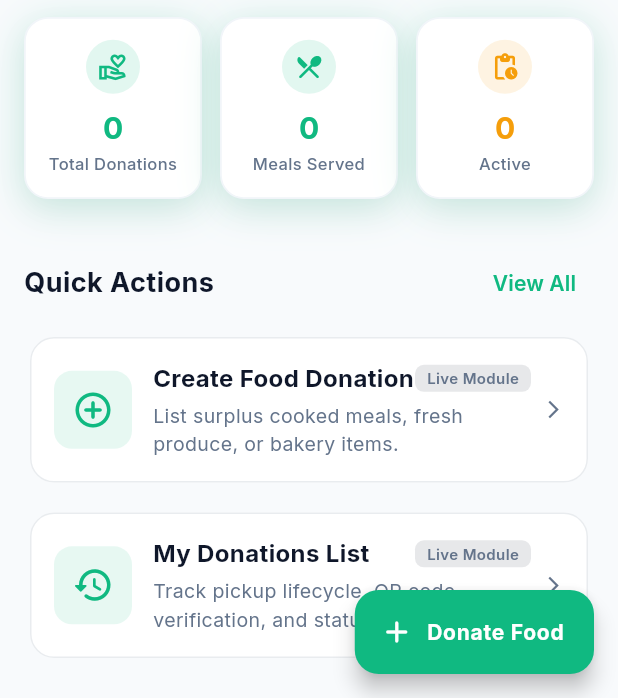
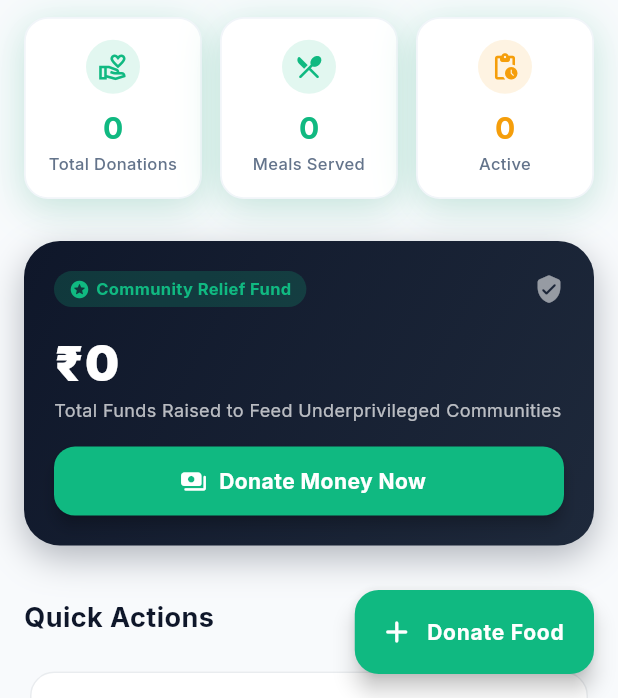
Before and after one commit to arun-2124/lifeline, a Flutter app: the DonorHomeScreen screen opened by its route, on a phone screen of 412 x 824 dp, the part 538-1236 px from its top. Run offline on Flutter 3.47's test engine with Material 3 defaults, Android fonts, the phone set to English and light mode, and no system bars; our stand-ins replace cloud_firestore, equatable, firebase_auth, firebase_core, firebase_messaging, firebase_storage and 3 more; missing offline and left inert: firebase_app_check; accounts and stored records are empty.

Commit message:
feat: add monetary donation payment workflow and overall funds raised display

```diff
--- a/mobile_app/lib/repositories/donation_repository.dart
+++ b/mobile_app/lib/repositories/donation_repository.dart
@@ -1,5 +1,6 @@
 import 'package:mobile_app/core/network/api_result.dart';
 import 'package:mobile_app/models/donation_model.dart';
+import 'package:mobile_app/models/monetary_donation_model.dart';
 
 abstract class DonationRepository {
   Future<ApiResult<DonationModel>> createDonation(DonationModel donation);
@@ -8,4 +9,6 @@ abstract class DonationRepository {
   Future<ApiResult<DonationModel>> getDonationById(String donationId);
   Future<ApiResult<DonationModel>> updateDonation(DonationModel donation);
   Future<ApiResult<void>> cancelDonation(String donationId, String reason);
+  Future<ApiResult<MonetaryDonationModel>> submitMonetaryDonation(MonetaryDonationModel donation);
+  Future<ApiResult<double>> getTotalFundsRaised();
 }
--- a/mobile_app/lib/screens/donor/donor_home_screen.dart
+++ b/mobile_app/lib/screens/donor/donor_home_screen.dart
@@ -9,6 +9,7 @@ import 'package:mobile_app/widgets/dashboard_header_widget.dart';
 import 'package:mobile_app/widgets/donation_card_widget.dart';
 import 'package:mobile_app/widgets/feature_card_widget.dart';
 import 'package:mobile_app/widgets/glass_card.dart';
+import 'package:mobile_app/widgets/monetary_donation_dialog.dart';
 import 'package:mobile_app/widgets/profile_summary_card.dart';
 import 'package:mobile_app/widgets/shimmer_skeleton.dart';
 
@@ -32,6 +33,7 @@ class _DonorHomeScreenState extends ConsumerState<DonorHomeScreen> {
     final user = ref.read(authNotifierProvider).user;
     if (user != null) {
       await ref.read(donationNotifierProvider.notifier).loadDonorDonations(user.uid);
+      await ref.read(donationNotifierProvider.notifier).loadTotalFunds();
     }
   }
 
@@ -40,6 +42,7 @@ class _DonorHomeScreenState extends ConsumerState<DonorHomeScreen> {
     final user = ref.watch(authNotifierProvider).user;
     final donationState = ref.watch(donationNotifierProvider);
     final donations = donationState.donations;
+    final totalFunds = donationState.totalFundsRaised;
 
     final activeCount = donations
         .where((d) => ['pending', 'published', 'matched', 'accepted', 'picked up']
@@ -127,6 +130,97 @@ class _DonorHomeScreenState extends ConsumerState<DonorHomeScreen> {
                               ),
                             ],
                           ),
+                          const SizedBox(height: 20),
+
+                          // 💸 Total Donated Funds Display & Cash Contribution Banner Card
+                          Container(
+                            width: double.infinity,
+                            padding: const EdgeInsets.all(20),
+                            decoration: BoxDecoration(
+                              gradient: AppColors.heroGradient,
+                              borderRadius: BorderRadius.circular(24),
+                              boxShadow: [
+                                BoxShadow(
+                                  color: AppColors.secondary.withValues(alpha: 0.3),
+                                  blurRadius: 20,
+                                  offset: const Offset(0, 8),
+                                ),
+                              ],
+                            ),
+                            child: Column(
+                              crossAxisAlignment: CrossAxisAlignment.start,
+                              children: [
+                                Row(
+                                  mainAxisAlignment: MainAxisAlignment.spaceBetween,
+                                  children: [
+                                    Container(
+                                      padding: const EdgeInsets.symmetric(horizontal: 10, vertical: 4),
+                                      decoration: BoxDecoration(
+                                        color: AppColors.primaryGlow,
+                                        borderRadius: BorderRadius.circular(12),
+                                      ),
+                                      child: const Row(
+                                        children: [
+                                          Icon(Icons.stars_rounded, color: AppColors.primary, size: 14),
+                                          SizedBox(width: 4),
+                                          Text(
+                                            'Community Relief Fund',
+                                            style: TextStyle(
+                                              fontSize: 11,
+                                              fontWeight: FontWeight.bold,
+                                              color: AppColors.primary,
+                                            ),
+                                          ),
+                                        ],
+                                      ),
+                                    ),
+                                    const Icon(Icons.verified_user_rounded, color: Colors.white54, size: 20),
+                                  ],
+                                ),
+                                const SizedBox(height: 14),
+                                Text(
+                                  '₹${totalFunds.toStringAsFixed(0)}',
+                                  style: const TextStyle(
+                                    fontSize: 32,
+                                    fontWeight: FontWeight.w900,
+                                    color: Colors.white,
+                                    letterSpacing: 1.0,
+                                  ),
+                                ),
+                                const Text(
+                                  'Total Funds Raised to Feed Underprivileged Communities',
+                                  style: TextStyle(fontSize: 12, color: Colors.white70),
+                                ),
+                                const SizedBox(height: 16),
+                                SizedBox(
+                                  width: double.infinity,
+                                  height: 46,
+                                  child: ElevatedButton.icon(
+                                    style: ElevatedButton.styleFrom(
+                                      backgroundColor: AppColors.primary,
+                                      shape: RoundedRectangleBorder(
+                                        borderRadius: BorderRadius.circular(14),
+                                      ),
+                                      elevation: 4,
+                                    ),
+                                    onPressed: () {
+                                      MonetaryDonationDialog.show(context);
+                                    },
+                                    icon: const Icon(Icons.payments_rounded, color: Colors.white, size: 18),
+                                    label: const Text(
+                                      'Donate Money Now',
+                                      style: TextStyle(
+                                        color: Colors.white,
+                                        fontWeight: FontWeight.bold,
+                                        letterSpacing: 0.3,
+                                      ),
+                                    ),
+                                  ),
+                                ),
+                              ],
+                            ),
+                          ),
+
                           const SizedBox(height: 24),
                           Row(
                             mainAxisAlignment: MainAxisAlignment.spaceBetween,
```
Also changed, not shown: mobile_app/lib/models/monetary_donation_model.dart (added, +74 -0 lines), mobile_app/lib/providers/donation_provider.dart (+37 -1 lines), mobile_app/lib/repositories/donation_repository_impl.dart (+48 -0 lines), mobile_app/lib/widgets/monetary_donation_dialog.dart (added, +386 -0 lines).
